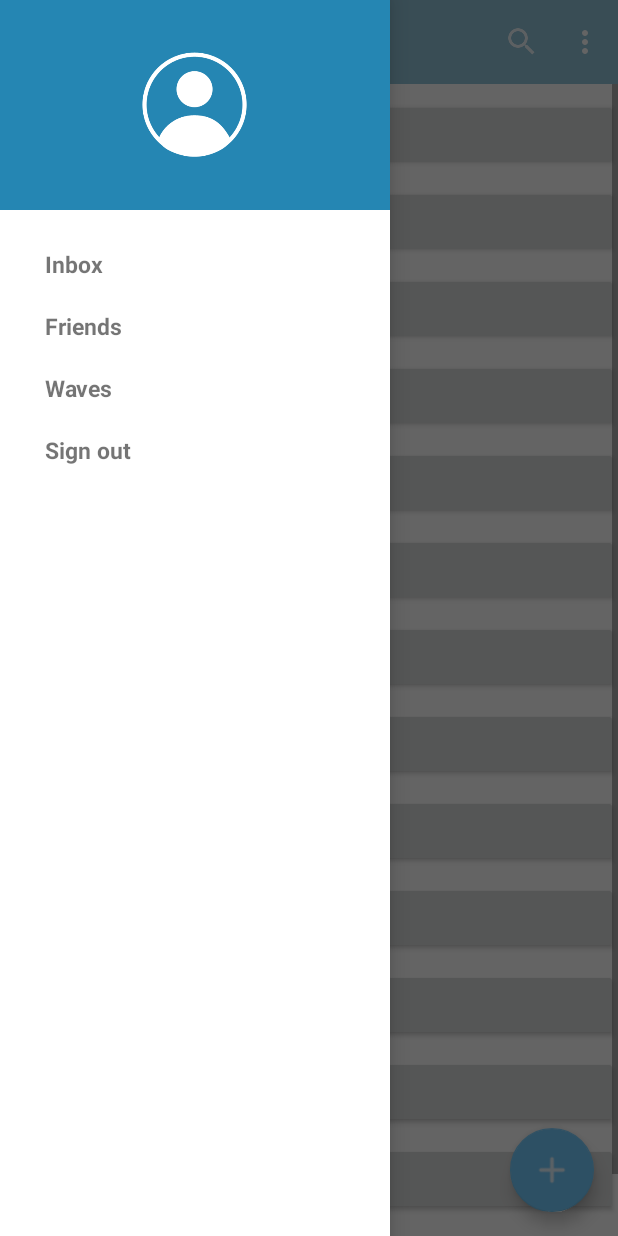
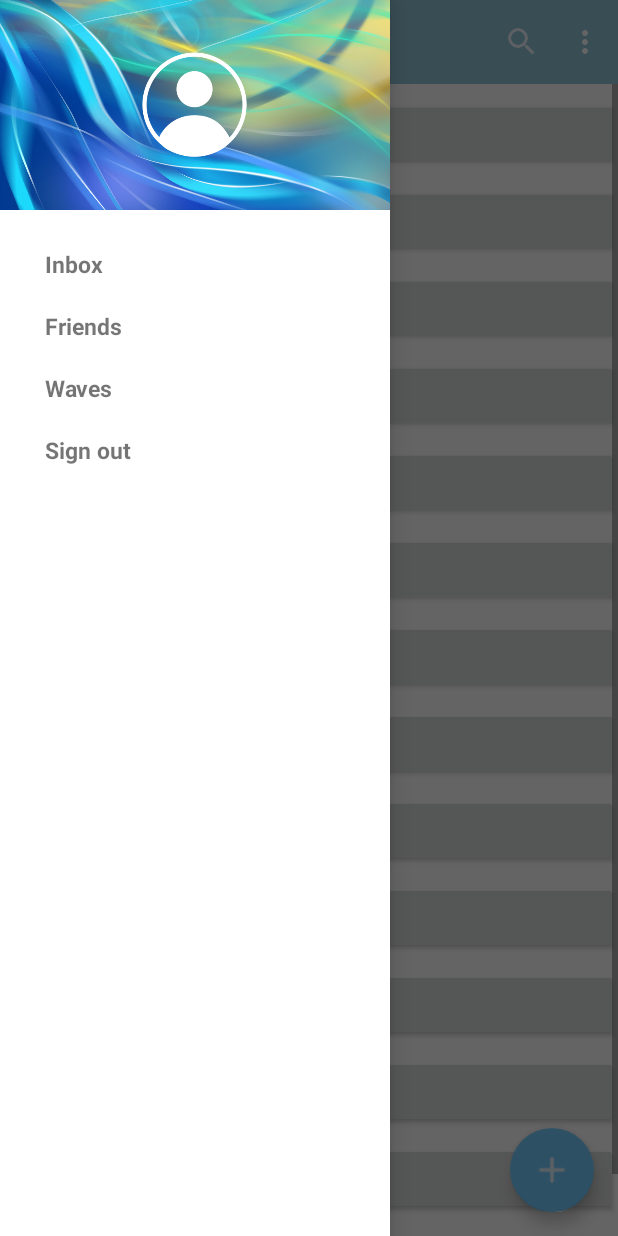
Before and after one commit to TinTin911/android-wave, an Android app: the InboxActivity screen opened directly, with no data from a screen before it, with the side drawer open, on a phone screen of 412 x 824 dp. Run offline under Robolectric (Android 15) with nearby library versions, the phone set to English and light mode, and no system bars.

Commit message:
Adding background image to the slider

```diff
--- a/app/src/main/res/layout/fragment_navigation_drawer.xml
+++ b/app/src/main/res/layout/fragment_navigation_drawer.xml
@@ -9,7 +9,7 @@
         android:layout_width="match_parent"
         android:layout_height="140dp"
         android:layout_alignParentTop="true"
-        android:background="@color/colorPrimary">
+        android:background="@drawable/backgroud">
 
         <ImageView
             android:layout_width="70dp"
```
Also changed, not shown: app/src/main/res/drawable/backgroud.jpg (added).
